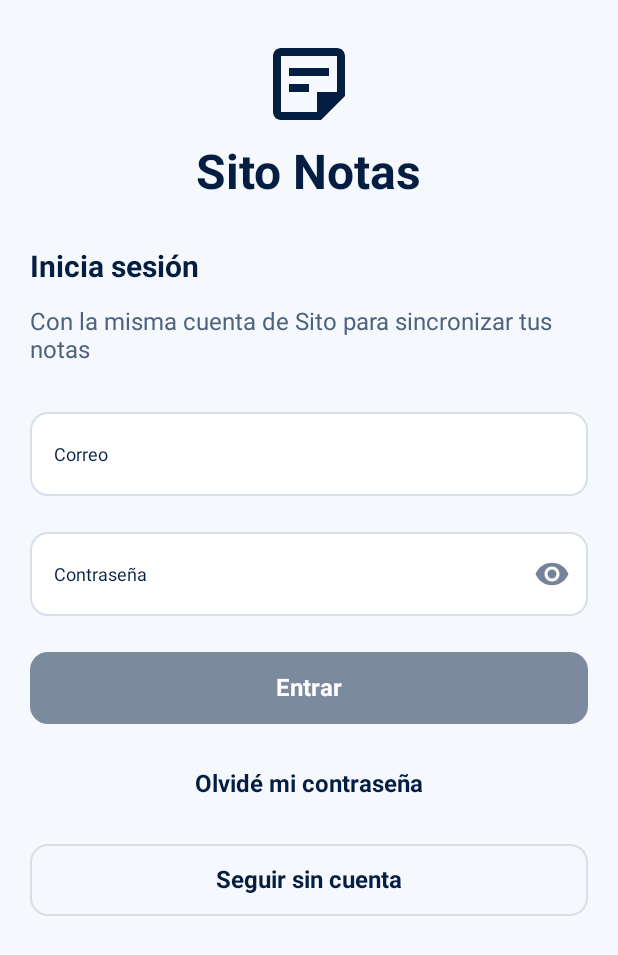
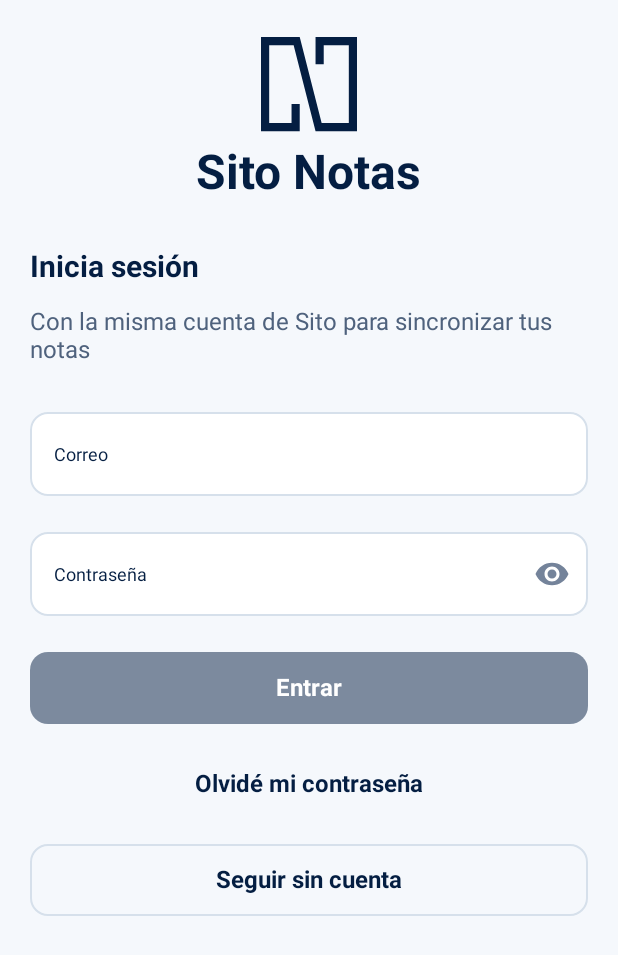
Before and after one commit to sito8943/sito-notas-android, an Android app built with Jetpack Compose: the screen it shows after launch (MainActivity), on a phone screen of 412 x 824 dp. Shown: the top 955 px of the screen. Run offline under Robolectric (Android 15) with nearby library versions, the phone set to English and light mode, and no system bars; our stand-ins replace Room's generated code; pictures from the network do not load.

Commit message:
feat(ui): use the Sito Notas logo for the app icon and sign-in
The launcher foreground and the sign-in header now draw the web logo
(apps/notes/public/favicon.svg) instead of a generic note icon.

Co-Authored-By: Claude Opus 5.5 <noreply@anthropic.com>
Claude-Session: https://claude.ai/code/session_019dUnLYjxjz9mKo3CEfy8x9

```diff
--- a/app/src/main/java/dev/sito8943/sitonotas/feature/auth/ui/AuthScreen.kt
+++ b/app/src/main/java/dev/sito8943/sitonotas/feature/auth/ui/AuthScreen.kt
@@ -1,5 +1,6 @@
 package dev.sito8943.sitonotas.feature.auth.ui
 
+import androidx.compose.foundation.Image
 import androidx.compose.foundation.background
 import androidx.compose.foundation.layout.Arrangement
 import androidx.compose.foundation.layout.Column
@@ -11,13 +12,12 @@ import androidx.compose.foundation.layout.safeDrawingPadding
 import androidx.compose.foundation.layout.size
 import androidx.compose.foundation.rememberScrollState
 import androidx.compose.foundation.verticalScroll
-import androidx.compose.material.icons.Icons
-import androidx.compose.material.icons.automirrored.outlined.StickyNote2
-import androidx.compose.material3.Icon
 import androidx.compose.runtime.Composable
 import androidx.compose.ui.Alignment
 import androidx.compose.ui.Modifier
 import androidx.compose.ui.autofill.ContentType
+import androidx.compose.ui.graphics.ColorFilter
+import androidx.compose.ui.res.painterResource
 import androidx.compose.ui.res.stringResource
 import androidx.compose.ui.text.input.ImeAction
 import androidx.compose.ui.text.input.KeyboardType
@@ -64,10 +64,10 @@ fun AuthScreen(
             horizontalAlignment = Alignment.CenterHorizontally,
             verticalArrangement = Arrangement.spacedBy(spacing(2)),
         ) {
-            Icon(
-                imageVector = Icons.AutoMirrored.Outlined.StickyNote2,
+            Image(
+                painter = painterResource(R.drawable.logo_glyph),
                 contentDescription = null,
-                tint = colors.primary,
+                colorFilter = ColorFilter.tint(colors.primary),
                 modifier = Modifier.size(spacing(16)),
             )
             NotesText(
--- /dev/null
+++ b/app/src/main/res/drawable/logo_glyph.xml
@@ -0,0 +1,11 @@
+<?xml version="1.0" encoding="utf-8"?>
+<!-- Glifo del logo de Sito Notas (apps/notes/public/favicon.svg), sin fondo; se tiñe en Compose. -->
+<vector xmlns:android="http://schemas.android.com/apk/res/android"
+    android:width="56dp"
+    android:height="55dp"
+    android:viewportWidth="528"
+    android:viewportHeight="517">
+    <path
+        android:fillColor="#FFFFFF"
+        android:pathData="M483,472V517H345L333.5,472H483ZM528,517H483V0H528V517ZM345,149H300V0H345V149ZM483,0V45H345V0H483ZM45,45V0H168L179.5,45H45ZM0,0H45V517H0V0ZM168,368H213V517H168V368ZM45,517V472H168V517H45ZM168,0L213,0L345,517H300L168,0Z" />
+</vector>
```
Also changed, not shown: app/src/main/res/drawable/ic_launcher_foreground.xml (+10 -10 lines).
